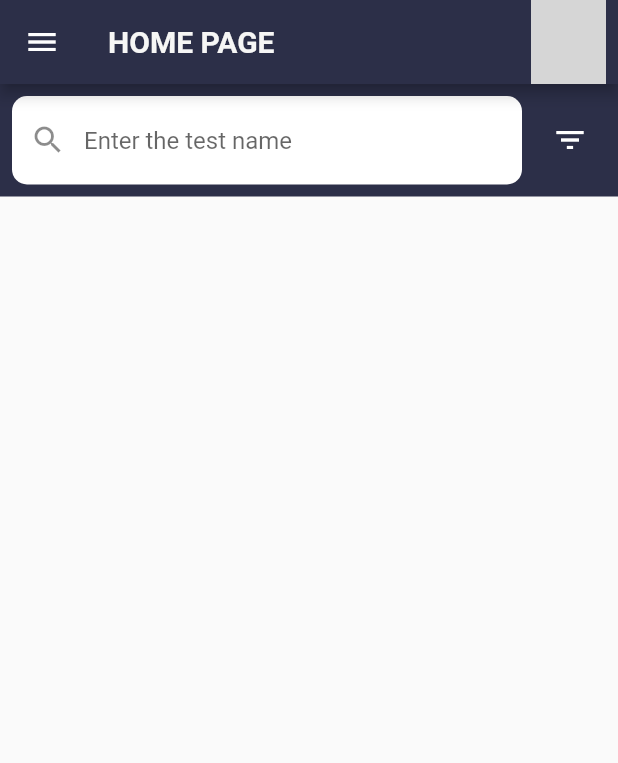
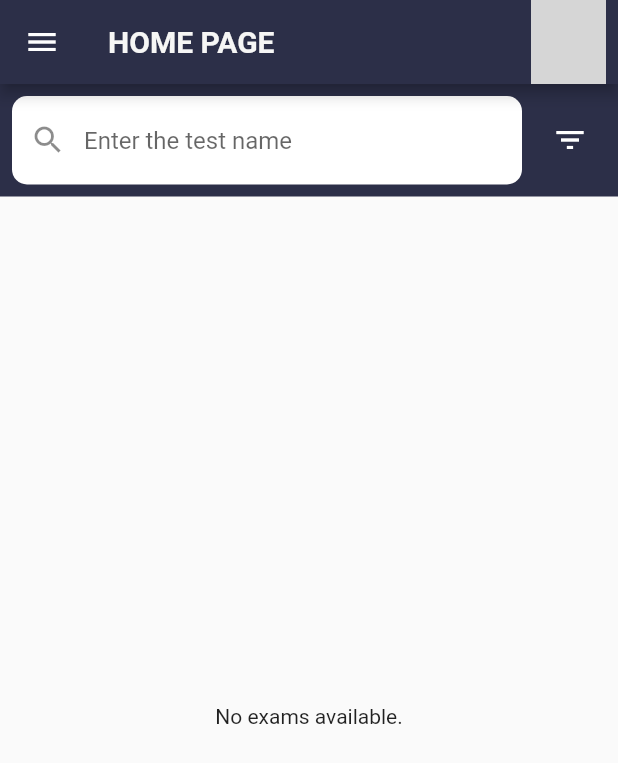
Before and after one commit to ly-yon/itcs444, a Flutter app: the screen it shows after launch, on a phone screen of 412 x 824 dp. Shown: the top 763 px of the screen. Run offline on Flutter 3.47's test engine with Material 2 defaults, Android fonts, the phone set to English and light mode, and no system bars; our stand-ins replace cloud_firestore, firebase_core; accounts and stored records are empty; grey boxes are pictures that could not be loaded.

Commit message:
Update main.dart

```diff
--- a/lib/main.dart
+++ b/lib/main.dart
@@ -32,9 +32,8 @@ class HomePage extends StatefulWidget {
 }
 
 class _HomePageState extends State<HomePage> {
-  String selectedLevel = 'All';
-  String selectedStatus = 'All';
   TextEditingController searchController = TextEditingController();
+  String searchQuery = '';
 
   @override
   void dispose() {
@@ -83,8 +82,10 @@ class _HomePageState extends State<HomePage> {
                           borderSide: BorderSide.none,
                         ),
                       ),
-                      onChanged: (_) {
-                        setState(() {}); // Trigger filtering
+                      onChanged: (value) {
+                        setState(() {
+                          searchQuery = value.toLowerCase();
+                        });
                       },
                     ),
                   ),
@@ -105,15 +106,17 @@ class _HomePageState extends State<HomePage> {
                 if (snapshot.connectionState == ConnectionState.waiting) {
                   return const Center(child: CircularProgressIndicator());
                 }
-                if (!snapshot.hasData) {
+                if (!snapshot.hasData || snapshot.data!.docs.isEmpty) {
                   return const Center(child: Text('No exams available.'));
                 }
 
-                final exams = snapshot.data!.docs.map((doc) {
+                // Retrieve and filter exams based on search query
+                final exams = snapshot.data!.docs
+                    .map((doc) {
                       final data = doc.data() as Map<String, dynamic>;
                       return {
                         'id': doc.id,
-                    'name': data['title'] ?? 'Unknown',
+                        'name': data['title']?.toString() ?? 'Unknown',
                         'questions': data['q_shuffle'] ? 'Shuffled Questions' : 'Standard Questions',
                         'dueDate': data['due_date']?.toDate().toString() ?? 'No due date',
                         'author': data['uid'] ?? 'Unknown Author',
@@ -122,7 +125,9 @@ class _HomePageState extends State<HomePage> {
                         'attempts': data['attempts'] ?? 0,
                         'status': (data['attempts'] ?? 0) > 0 ? 'Available' : 'Private',
                       };
-                }).toList();
+                    })
+                    .where((exam) => exam['name'].toLowerCase().contains(searchQuery))
+                    .toList();
 
                 return ListView.builder(
                   itemCount: exams.length,
```
Lines whose indentation alone changed are shown as unchanged.
